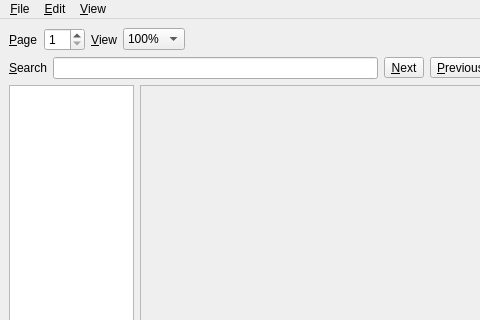
The window that UI/biblioteq_pdfreader.ui (textbrowser/biblioteq) describes before a commit, drawn with Qt 5; both pictures show x 0 to 480 and y 0 to 320 of the 600 by 800 pixel window.
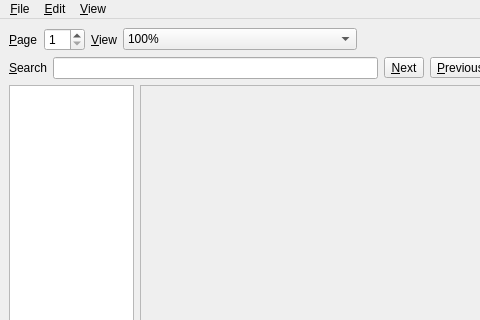
The same window after the commit. Icons and pictures are not drawn.

```diff
--- a/UI/biblioteq_pdfreader.ui
+++ b/UI/biblioteq_pdfreader.ui
@@ -53,6 +53,12 @@
       </item>
       <item>
        <widget class="QComboBox" name="view_size">
+        <property name="sizePolicy">
+         <sizepolicy hsizetype="Expanding" vsizetype="Fixed">
+          <horstretch>0</horstretch>
+          <verstretch>0</verstretch>
+         </sizepolicy>
+        </property>
         <property name="currentIndex">
          <number>4</number>
         </property>
```
Left out of the diff: 15 changed lines with no effect on the pictures.
